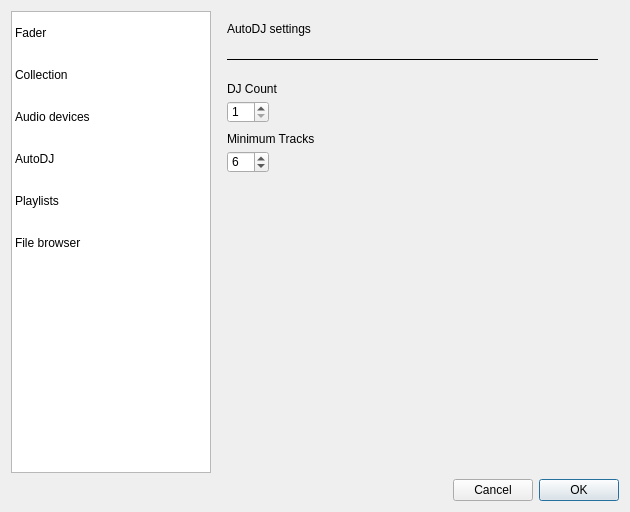
knowthelist/knowthelist, file settingsdialog.ui: the form before one commit.
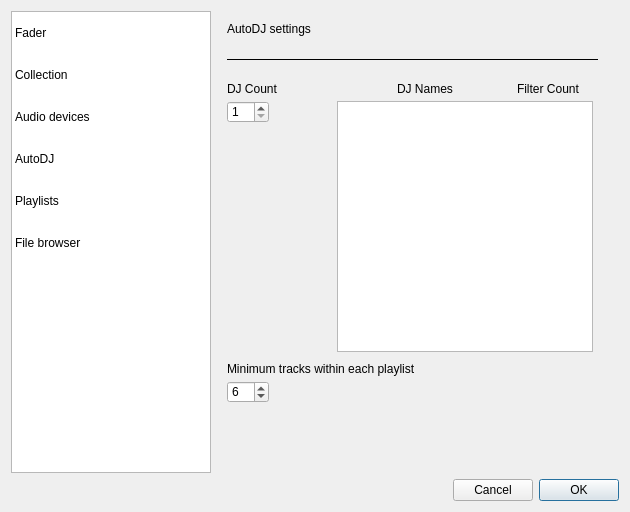
The form after the commit. The open tabs and pages were chosen to show the change.

Commit message: AutoDJ names settings in settings dialog added

Diff of the .ui file:
```diff
--- a/settingsdialog.ui
+++ b/settingsdialog.ui
@@ -444,7 +444,7 @@
          <property name="geometry">
           <rect>
            <x>10</x>
-           <y>140</y>
+           <y>370</y>
            <width>42</width>
            <height>22</height>
           </rect>
@@ -457,13 +457,13 @@
          <property name="geometry">
           <rect>
            <x>10</x>
-           <y>120</y>
-           <width>131</width>
+           <y>350</y>
+           <width>271</width>
            <height>16</height>
           </rect>
          </property>
          <property name="text">
-          <string>Minimum Tracks</string>
+          <string>Minimum tracks within each playlist </string>
          </property>
         </widget>
         <widget class="QSpinBox" name="countDJ">
@@ -492,6 +492,51 @@
           <string>DJ Count</string>
          </property>
         </widget>
+        <widget class="QListWidget" name="listDjNames">
+         <property name="geometry">
+          <rect>
+           <x>120</x>
+           <y>90</y>
+           <width>256</width>
+           <height>251</height>
+          </rect>
+         </property>
+         <property name="selectionMode">
+          <enum>QAbstractItemView::NoSelection</enum>
+         </property>
+         <property name="gridSize">
+          <size>
+           <width>0</width>
+           <height>40</height>
+          </size>
+         </property>
+        </widget>
+        <widget class="QLabel" name="label_6">
+         <property name="geometry">
+          <rect>
+           <x>180</x>
+           <y>70</y>
+           <width>101</width>
+           <height>16</height>
+          </rect>
+         </property>
+         <property name="text">
+          <string>DJ Names</string>
+         </property>
+        </widget>
+        <widget class="QLabel" name="label_11">
+         <property name="geometry">
+          <rect>
+           <x>300</x>
+           <y>70</y>
+           <width>91</width>
+           <height>16</height>
+          </rect>
+         </property>
+         <property name="text">
+          <string>Filter Count</string>
+         </property>
+        </widget>
        </widget>
        <widget class="QWidget" name="page_5">
         <widget class="Line" name="line_2">
```
Left out of the diff: 2 changed lines with no effect on the pictures. The commit also changes 7 other files.
